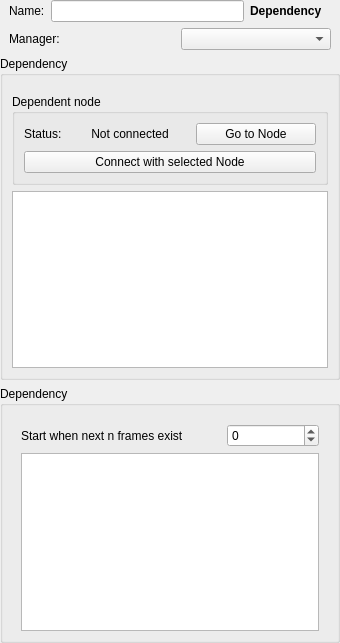
Before: the Qt Designer form Prism/Plugins/Apps/Houdini/Scripts/StateManagerNodes/StateUserInterfaces/hou_Dependency.ui in PrismPipeline/Prism, drawn with Qt 5.
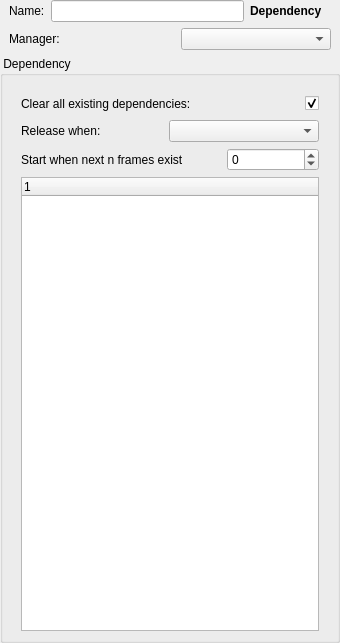
After: the same form once the commit is applied.

```diff
--- a/Prism/Plugins/Apps/Houdini/Scripts/StateManagerNodes/StateUserInterfaces/hou_Dependency.ui
+++ b/Prism/Plugins/Apps/Houdini/Scripts/StateManagerNodes/StateUserInterfaces/hou_Dependency.ui
@@ -10,24 +10,6 @@
     <height>643</height>
    </rect>
   </property>
-  <property name="sizePolicy">
-   <sizepolicy hsizetype="Fixed" vsizetype="Fixed">
-    <horstretch>0</horstretch>
-    <verstretch>0</verstretch>
-   </sizepolicy>
-  </property>
-  <property name="minimumSize">
-   <size>
-    <width>340</width>
-    <height>0</height>
-   </size>
-  </property>
-  <property name="maximumSize">
-   <size>
-    <width>340</width>
-    <height>16777215</height>
-   </size>
-  </property>
   <property name="windowTitle">
    <string>Dependency</string>
   </property>
@@ -115,126 +97,119 @@
      </layout>
     </widget>
    </item>
-   <item>
-    <widget class="QGroupBox" name="gb_osDependency">
-     <property name="title">
-      <string>Dependency</string>
-     </property>
-     <layout class="QVBoxLayout" name="verticalLayout_4">
-      <property name="topMargin">
-       <number>18</number>
-      </property>
-      <item>
-       <widget class="QGroupBox" name="groupBox_2">
-        <property name="title">
-         <string>Dependent node</string>
-        </property>
-        <layout class="QVBoxLayout" name="verticalLayout_5">
-         <property name="leftMargin">
-          <number>0</number>
-         </property>
-         <property name="topMargin">
-          <number>9</number>
-         </property>
-         <property name="rightMargin">
-          <number>0</number>
-         </property>
-         <property name="bottomMargin">
-          <number>9</number>
-         </property>
-         <item>
-          <widget class="QWidget" name="w_status" native="true">
-           <layout class="QHBoxLayout" name="horizontalLayout_5">
-            <property name="topMargin">
-             <number>0</number>
-            </property>
-            <property name="bottomMargin">
-             <number>0</number>
-            </property>
-            <item>
-             <widget class="QLabel" name="label_6">
-              <property name="minimumSize">
-               <size>
-                <width>40</width>
-                <height>0</height>
-               </size>
-              </property>
-              <property name="maximumSize">
-               <size>
-                <width>40</width>
-                <height>16777215</height>
-               </size>
-              </property>
-              <property name="text">
-               <string>Status:</string>
-              </property>
-             </widget>
-            </item>
-            <item>
-             <widget class="QLabel" name="l_status">
-              <property name="text">
-               <string>Not connected</string>
-              </property>
-              <property name="alignment">
-               <set>Qt::AlignCenter</set>
-              </property>
-             </widget>
-            </item>
-            <item>
-             <widget class="QPushButton" name="b_goTo">
-              <property name="focusPolicy">
-               <enum>Qt::NoFocus</enum>
-              </property>
-              <property name="text">
-               <string>Go to Node</string>
-              </property>
-             </widget>
-            </item>
-           </layout>
-          </widget>
-         </item>
-         <item>
-          <widget class="QWidget" name="w_connect" native="true">
-           <layout class="QHBoxLayout" name="horizontalLayout_6">
-            <property name="topMargin">
-             <number>0</number>
-            </property>
-            <property name="bottomMargin">
-             <number>0</number>
-            </property>
-            <item>
-             <widget class="QPushButton" name="b_connect">
-              <property name="focusPolicy">
-               <enum>Qt::NoFocus</enum>
-              </property>
-              <property name="text">
-               <string>Connect with selected Node</string>
-              </property>
-             </widget>
-            </item>
-           </layout>
-          </widget>
-         </item>
-        </layout>
-       </widget>
-      </item>
-      <item>
-       <widget class="QListWidget" name="lw_osStates"/>
-      </item>
-     </layout>
-    </widget>
-   </item>
    <item>
     <widget class="QGroupBox" name="gb_dlDependency">
      <property name="title">
-      <string>Dependency</string>
+      <string> Dependency</string>
      </property>
      <layout class="QVBoxLayout" name="verticalLayout_2">
       <property name="topMargin">
        <number>18</number>
       </property>
       <item>
-       <widget class="QWidget" name="widget_2" native="true">
+       <widget class="QWidget" name="w_clear" native="true">
+        <layout class="QHBoxLayout" name="horizontalLayout_4">
+         <property name="spacing">
+          <number>0</number>
+         </property>
+         <property name="leftMargin">
+          <number>9</number>
+         </property>
+         <property name="topMargin">
+          <number>0</number>
+         </property>
+         <property name="rightMargin">
+          <number>9</number>
+         </property>
+         <property name="bottomMargin">
+          <number>0</number>
+         </property>
+         <item>
+          <widget class="QLabel" name="l_clear">
+           <property name="text">
+            <string>Clear all existing dependencies:</string>
+           </property>
+          </widget>
+         </item>
+         <item>
+          <spacer name="horizontalSpacer_3">
+           <property name="orientation">
+            <enum>Qt::Horizontal</enum>
+           </property>
+           <property name="sizeHint" stdset="0">
+            <size>
+             <width>40</width>
+             <height>20</height>
+            </size>
+           </property>
+          </spacer>
+         </item>
+         <item>
+          <widget class="QCheckBox" name="chb_clear">
+           <property name="text">
+            <string/>
+           </property>
+           <property name="checked">
+            <bool>true</bool>
+           </property>
+          </widget>
+         </item>
+        </layout>
+       </widget>
+      </item>
+      <item>
+       <widget class="QWidget" name="widget_5" native="true">
+        <layout class="QHBoxLayout" name="horizontalLayout_3">
+         <property name="spacing">
+          <number>0</number>
+         </property>
+         <property name="leftMargin">
+          <number>9</number>
+         </property>
+         <property name="topMargin">
+          <number>0</number>
+         </property>
+         <property name="rightMargin">
+          <number>9</number>
+         </property>
+         <property name="bottomMargin">
+          <number>0</number>
+         </property>
+         <item>
+          <widget class="QLabel" name="label_3">
+           <property name="text">
+            <string>Release when:</string>
+           </property>
+          </widget>
+         </item>
+         <item>
+          <spacer name="horizontalSpacer_2">
+           <property name="orientation">
+            <enum>Qt::Horizontal</enum>
+           </property>
+           <property name="sizeHint" stdset="0">
+            <size>
+             <width>40</width>
+             <height>20</height>
+            </size>
+           </property>
+          </spacer>
+         </item>
+         <item>
+          <widget class="QComboBox" name="cb_depType">
+           <property name="minimumSize">
+            <size>
+             <width>150</width>
+             <height>0</height>
+            </size>
+           </property>
+          </widget>
+         </item>
+        </layout>
+       </widget>
+      </item>
+      <item>
+       <widget class="QWidget" name="w_offset" native="true">
         <layout class="QHBoxLayout" name="horizontalLayout">
          <property name="leftMargin">
           <number>9</number>
@@ -301,7 +276,7 @@
             <bool>true</bool>
            </property>
            <attribute name="headerVisible">
-            <bool>false</bool>
+            <bool>true</bool>
            </attribute>
            <column>
             <property name="text">
```
Left out of the diff: 11 changed lines with no effect on the pictures.
